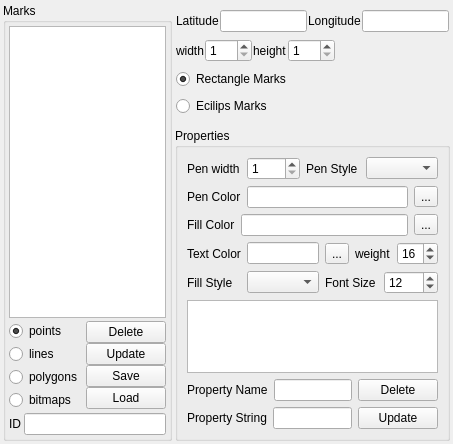
Above: qtvplugin_geomarker/qtvplugin_geomarker.ui from tgut/mercator.qtviewer before the change. Below: the same form after it.
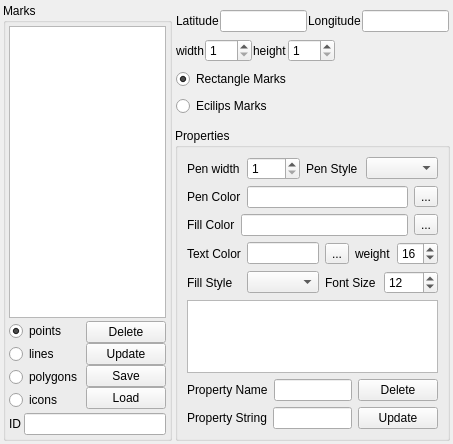
That is the form after the change.

Commit message: unique icon, bitmap, pixmap to "icon"

Diff of the .ui file:
```diff
--- a/qtvplugin_geomarker/qtvplugin_geomarker.ui
+++ b/qtvplugin_geomarker/qtvplugin_geomarker.ui
@@ -91,7 +91,7 @@
           <item>
            <widget class="QRadioButton" name="radioButton_tool_bitmaps">
             <property name="text">
-             <string>bitmaps</string>
+             <string>icons</string>
             </property>
            </widget>
           </item>
```
Left out of the diff: 4 changed lines with no effect on the pictures. The commit also changes 2 other files.
